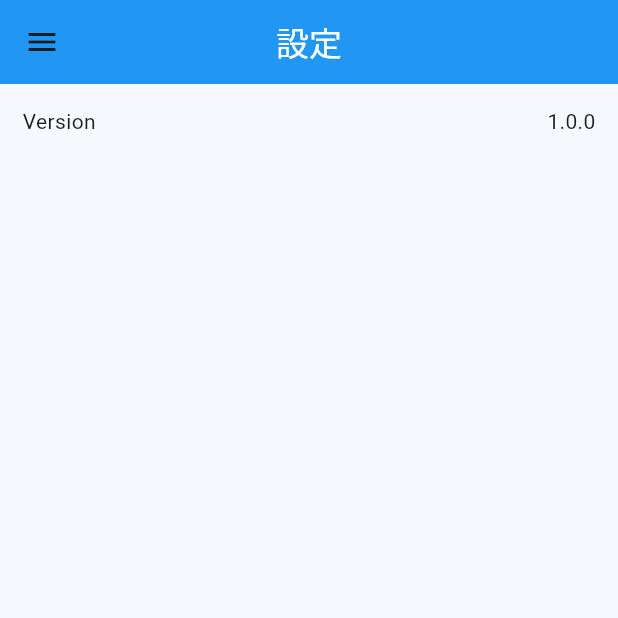
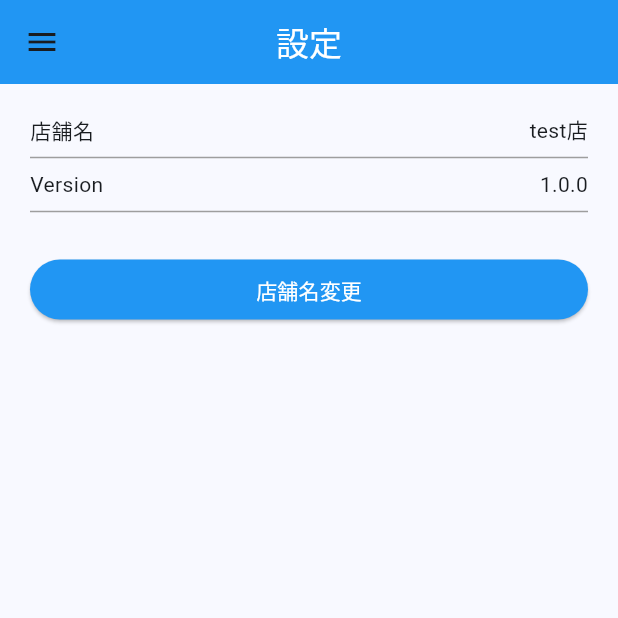
Before and after one commit to taimatu7/free_market_pos_flutter, a Flutter app: the SettingsScreen screen opened directly, on a phone screen of 412 x 824 dp, the top half of it. Run offline on Flutter 3.47's test engine with Material 3 defaults, Android fonts, the phone set to English and light mode, and no system bars; our stand-ins replace badges, flutter_riverpod.

Commit message:
update: 設定画面のレイアウトを変更

```diff
--- a/lib/presentation/settings/settings/view/settings_screen.dart
+++ b/lib/presentation/settings/settings/view/settings_screen.dart
@@ -9,6 +9,14 @@ class SettingsScreen extends StatefulWidget {
 }
 
 class _SettingsScreenState extends State<SettingsScreen> {
+  final _storeNameController = TextEditingController();
+
+  @override
+  void initState() {
+    super.initState();
+    _storeNameController.text = "test店";
+  }
+
   @override
   Widget build(BuildContext context) {
     return Scaffold(
@@ -18,18 +26,66 @@ class _SettingsScreenState extends State<SettingsScreen> {
           centerTitle: true,
         ),
         drawer: const SideDrawer(),
-        body: Padding(
-          padding: const EdgeInsets.all(15.0),
+        body: SizedBox(
+          height: MediaQuery.of(context).size.height * 0.8,
+          child: Padding(
+            padding: const EdgeInsets.all(20.0),
             child: ListView(
-            children: const [
-              Row(
+              children: [
+                const Row(
+                  mainAxisAlignment: MainAxisAlignment.spaceBetween,
+                  children: [Text("店舗名"), Text("test店")],
+                ),
+                const Divider(),
+                const Row(
                   mainAxisAlignment: MainAxisAlignment.spaceBetween,
                   children: [
                     Text("Version"),
                     Text("1.0.0"),
                   ],
-              )
+                ),
+                const Divider(),
+                const SizedBox(
+                  height: 20,
+                ),
+                SizedBox(
+                    width: double.infinity,
+                    child: ElevatedButton(
+                        style: ButtonStyle(
+                          backgroundColor:
+                              MaterialStateProperty.all<Color>(Colors.blue),
+                        ),
+                        onPressed: () {
+                          showDialog(
+                              context: context,
+                              builder: (_) {
+                                return AlertDialog(
+                                  title: const Text("店舗名を変更"),
+                                  content: TextField(
+                                    controller: _storeNameController,
+                                    autofocus: true,
+                                    decoration: const InputDecoration(
+                                      labelText: '店舗名',
+                                      hintText: '店舗名を入力してください',
+                                    ),
+                                  ),
+                                  actions: [
+                                    TextButton(
+                                      onPressed: () => Navigator.pop(context),
+                                      child: const Text('Cancel'),
+                                    ),
+                                    TextButton(
+                                      onPressed: () {},
+                                      child: const Text('Save'),
+                                    ),
                                   ],
+                                );
+                              });
+                        },
+                        child: const Text("店舗名変更",
+                            style: TextStyle(color: bottonTextColor))))
+              ],
+            ),
           ),
         ));
   }
```
Lines whose indentation alone changed are shown as unchanged.
